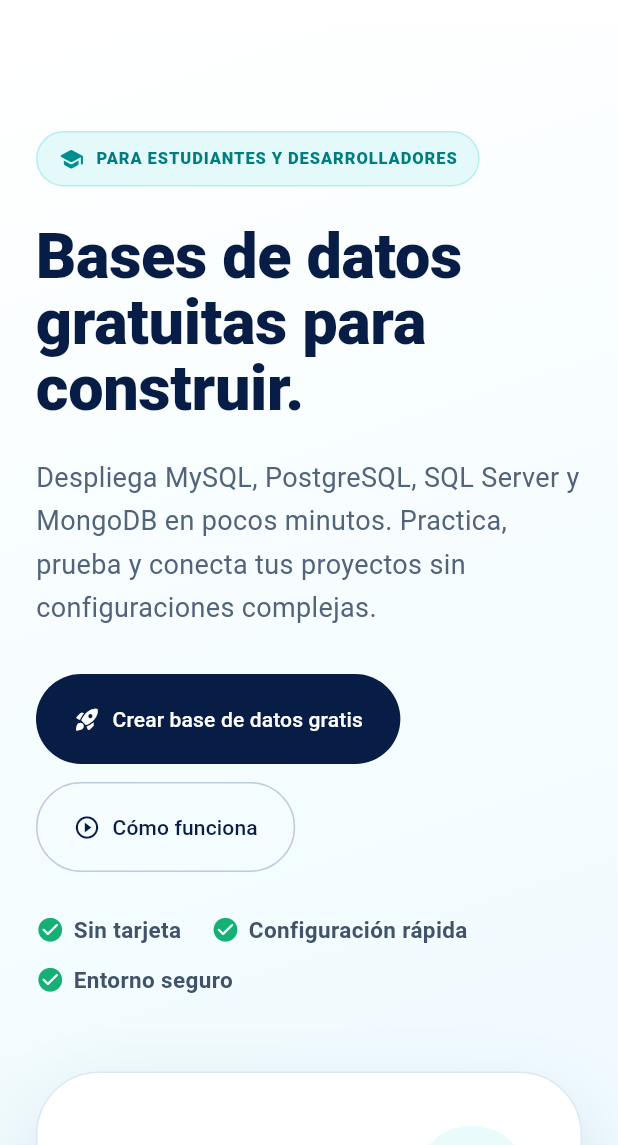
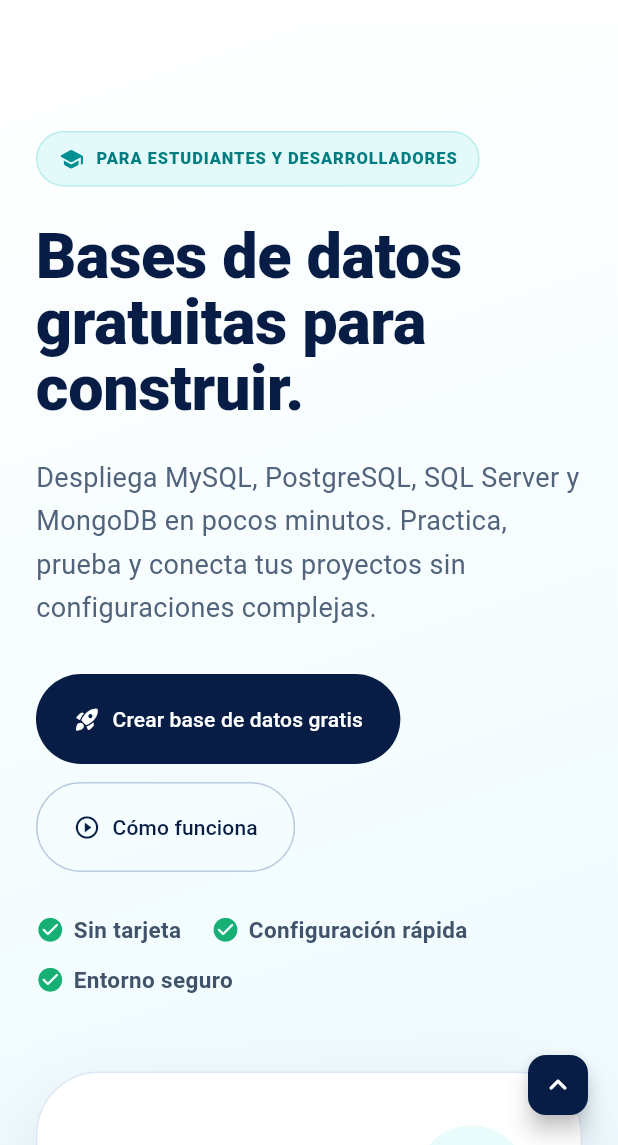
Before and after one commit to raft-consensus/frontend-landing, a Flutter app: the screen it shows after launch, on a phone screen of 412 x 824 dp, the part 91-1236 px from its top. Run offline on Flutter 3.47's test engine with Material 3 defaults, Android fonts, the phone set to English and light mode, and no system bars; our stand-ins replace flutter_riverpod, go_router, shared_preferences; missing offline and left inert: dart:html; network calls fail; Roboto replaces fonts that are missing (Arial).

Commit message:
landing al 90%

```diff
--- a/lib/src/core/routers/app_router.dart
+++ b/lib/src/core/routers/app_router.dart
@@ -15,7 +15,11 @@ import 'package:go_router/go_router.dart';
 final routerProvider = Provider<GoRouter>((ref) {
   // Notificador que avisa a GoRouter cuando cambia la sesión sin destruir la instancia
   final refreshNotifier = ValueNotifier<int>(0);
-  ref.listen<AuthState>(authProvider, (_, __) {
+
+  // Liberación de memoria cuando se destruye el provider
+  ref.onDispose(refreshNotifier.dispose);
+
+  ref.listen<AuthState>(authProvider, (previous, next) {
     refreshNotifier.value++;
   });
 
@@ -52,7 +56,7 @@ final routerProvider = Provider<GoRouter>((ref) {
       GoRoute(
         path: '/',
         name: 'landing',
-        builder: (context, state) => const LandingScreen(),
+        builder: (context, state) => LandingPage(),
       ),
       GoRoute(
         path: '/login',
--- a/lib/src/features/landing/presentation/pages/landing_page.dart
+++ b/lib/src/features/landing/presentation/pages/landing_page.dart
@@ -1,4 +1,5 @@
 import 'package:flutter/material.dart';
+import 'package:frontend_landing/src/core/theme/app_colors.dart';
 import 'package:frontend_landing/src/features/landing/presentation/widgets/benefits/benefits_section.dart';
 import 'package:frontend_landing/src/features/landing/presentation/widgets/dashboard/dashboard_section.dart';
 import 'package:frontend_landing/src/features/landing/presentation/widgets/databases/database_section.dart';
@@ -8,34 +9,96 @@ import 'package:frontend_landing/src/features/landing/presentation/widgets/foote
 import 'package:frontend_landing/src/features/landing/presentation/widgets/hero/hero_section.dart';
 import 'package:frontend_landing/src/features/landing/presentation/widgets/how_it_works/how_it_works_section.dart';
 import 'package:frontend_landing/src/features/landing/presentation/widgets/metrics/metrics_section.dart';
+import 'package:frontend_landing/src/features/landing/presentation/widgets/navigation/landing_drawer.dart';
 import 'package:frontend_landing/src/features/landing/presentation/widgets/navigation/navigation_bar_section.dart';
 import 'package:frontend_landing/src/features/landing/presentation/widgets/use_cases/use_cases_section.dart';
 
-/// Pantalla principal de la Landing Page que ensambla las secciones modularizadas.
-class LandingScreen extends StatelessWidget {
-  const LandingScreen({super.key});
+/// Pantalla principal de la Landing Page que ensambla las secciones modularizadas y coordina el scroll.
+class LandingPage extends StatelessWidget {
+  LandingPage({super.key});
+
+  // Llaves globales para ubicar la posición vertical de cada sección
+  final GlobalKey _metricsKey = GlobalKey();
+  final GlobalKey _databasesKey = GlobalKey();
+  final GlobalKey _benefitsKey = GlobalKey();
+  final GlobalKey _howItWorksKey = GlobalKey();
+  final GlobalKey _faqKey = GlobalKey();
+
+  // Controlador que rastrea y maneja la posición vertical del scroll
+  final ScrollController _scrollController = ScrollController();
+
+  /// Función auxiliar que desplaza la pantalla suavemente hasta el widget de la llave pasada
+  void _scrollToSection(GlobalKey key) {
+    final context = key.currentContext;
+    if (context != null) {
+      Scrollable.ensureVisible(
+        context,
+        duration: const Duration(milliseconds: 600),
+        curve: Curves.easeInOutCubic,
+      );
+    }
+  }
+
+  /// Función que desplaza la pantalla suavemente de regreso hasta la parte superior (Navbar)
+  void _scrollToTop() {
+    _scrollController.animateTo(
+      0.0,
+      duration: const Duration(milliseconds: 600),
+      curve: Curves.easeInOutCubic,
+    );
+  }
 
   @override
   Widget build(BuildContext context) {
-    return const Scaffold(
+    return Scaffold(
+      // Botón flotante pequeño en la esquina inferior derecha
+      floatingActionButton: FloatingActionButton.small(
+        onPressed: _scrollToTop,
+        backgroundColor: AppColors.navy,
+        foregroundColor: Colors.white,
+        tooltip: 'Volver arriba',
+        child: const Icon(Icons.keyboard_arrow_up_rounded),
+      ),
+      // Menú desplegable lateral para pantallas móviles / tablets
+      endDrawer: LandingDrawer(
+        onMetricsTap: () => _scrollToSection(_metricsKey),
+        onDatabasesTap: () => _scrollToSection(_databasesKey),
+        onBenefitsTap: () => _scrollToSection(_benefitsKey),
+        onHowItWorksTap: () => _scrollToSection(_howItWorksKey),
+        onFaqTap: () => _scrollToSection(_faqKey),
+      ),
       body: SelectionArea(
-        child: SingleChildScrollView(
-          child: Column(
-            children: [
-              NavigationBarSection(),
-              HeroSection(),
-              MetricsSection(),
-              DatabaseSection(),
-              BenefitsSection(),
-              HowItWorksSection(),
-              DashboardSection(),
-              UseCasesSection(),
-              FaqSection(),
-              FinalCtaSection(),
-              FooterSection(),
-              // A medida que modularicemos las 7 secciones restantes, las iremos integrando aquí
-            ],
-          ),
+        child: Column(
+          children: [
+            // 1. Navbar FIJO en la parte superior
+            NavigationBarSection(
+              onMetricsTap: () => _scrollToSection(_metricsKey),
+              onDatabasesTap: () => _scrollToSection(_databasesKey),
+              onBenefitsTap: () => _scrollToSection(_benefitsKey),
+              onHowItWorksTap: () => _scrollToSection(_howItWorksKey),
+              onFaqTap: () => _scrollToSection(_faqKey),
+            ),
+            // 2. Contenido desplazable debajo del Navbar
+            Expanded(
+              child: SingleChildScrollView(
+                controller: _scrollController,
+                child: Column(
+                  children: [
+                    const HeroSection(),
+                    MetricsSection(key: _metricsKey),
+                    DatabaseSection(key: _databasesKey),
+                    BenefitsSection(key: _benefitsKey),
+                    HowItWorksSection(key: _howItWorksKey),
+                    const DashboardSection(),
+                    const UseCasesSection(),
+                    FaqSection(key: _faqKey),
+                    const FinalCtaSection(),
+                    const FooterSection(),
+                  ],
+                ),
+              ),
+            ),
+          ],
         ),
       ),
     );
--- a/lib/src/features/landing/presentation/widgets/benefits/benefit_card.dart
+++ b/lib/src/features/landing/presentation/widgets/benefits/benefit_card.dart
@@ -1,5 +1,6 @@
 import 'package:flutter/material.dart';
 import 'package:frontend_landing/src/features/landing/presentation/widgets/benefits/benefit_data.dart';
+import 'package:frontend_landing/src/features/landing/presentation/widgets/common/hover_card.dart';
 
 /// Tarjeta individual translúcida para presentar un beneficio sobre fondo oscuro.
 ///
@@ -18,7 +19,9 @@ class BenefitCard extends StatelessWidget {
 
   @override
   Widget build(BuildContext context) {
-    return Container(
+    return HoverCard(
+      borderRadius: 22,
+      child: Container(
         width: width,
         padding: const EdgeInsets.all(25),
         decoration: BoxDecoration(
@@ -63,6 +66,7 @@ class BenefitCard extends StatelessWidget {
             ),
           ],
         ),
+      ),
     );
   }
 }
--- a/lib/src/features/landing/presentation/widgets/final_cta/final_cta_section.dart
+++ b/lib/src/features/landing/presentation/widgets/final_cta/final_cta_section.dart
@@ -1,5 +1,6 @@
 import 'package:flutter/material.dart';
 import 'package:frontend_landing/src/core/theme/app_colors.dart';
+import 'package:go_router/go_router.dart';
 
 /// Sección de llamado a la acción final (Final CTA).
 ///
@@ -69,7 +70,7 @@ class FinalCtaSection extends StatelessWidget {
                   alignment: WrapAlignment.center,
                   children: [
                     FilledButton.icon(
-                      onPressed: () {},
+                      onPressed: () => context.push('/register'),
                       icon: const Icon(Icons.rocket_launch_rounded),
                       label: const Text('Comenzar gratis'),
                       style: FilledButton.styleFrom(
@@ -82,7 +83,7 @@ class FinalCtaSection extends StatelessWidget {
                       ),
                     ),
                     OutlinedButton(
-                      onPressed: () {},
+                      onPressed: () {}, // pendiente
                       style: OutlinedButton.styleFrom(
                         foregroundColor: Colors.white,
                         side: const BorderSide(color: Colors.white54),
--- a/lib/src/features/landing/presentation/widgets/how_it_works/how_it_works_section.dart
+++ b/lib/src/features/landing/presentation/widgets/how_it_works/how_it_works_section.dart
@@ -4,6 +4,7 @@ import 'package:frontend_landing/src/features/landing/presentation/widgets/commo
 import 'package:frontend_landing/src/features/landing/presentation/widgets/common/section_title.dart';
 import 'package:frontend_landing/src/features/landing/presentation/widgets/how_it_works/step_card.dart';
 import 'package:frontend_landing/src/features/landing/presentation/widgets/how_it_works/step_data.dart';
+import 'package:go_router/go_router.dart';
 
 /// Sección visual que explica el proceso 'Cómo Funciona' paso a paso.
 ///
@@ -83,7 +84,7 @@ class HowItWorksSection extends StatelessWidget {
 
           // Botón de llamado a la acción al final del flujo
           FilledButton.icon(
-            onPressed: () {},
+            onPressed: () => context.push('/register'),
             icon: const Icon(Icons.rocket_launch_rounded),
             label: const Text('Crear mi primera instancia'),
             style: FilledButton.styleFrom(
--- a/lib/src/features/landing/presentation/widgets/metrics/metric_card.dart
+++ b/lib/src/features/landing/presentation/widgets/metrics/metric_card.dart
@@ -1,5 +1,6 @@
 import 'package:flutter/material.dart';
 import 'package:frontend_landing/src/core/theme/app_colors.dart';
+import 'package:frontend_landing/src/features/landing/presentation/widgets/common/hover_card.dart';
 
 /// Tarjeta individual para presentar un indicador numérico de métrica con icono y etiqueta.
 ///
@@ -22,7 +23,9 @@ class MetricCard extends StatelessWidget {
 
   @override
   Widget build(BuildContext context) {
-    return Container(
+    return HoverCard(
+      borderRadius: 16,
+      child: Container(
         width: 250,
         padding: const EdgeInsets.symmetric(horizontal: 24, vertical: 32),
         decoration: BoxDecoration(
@@ -78,6 +81,7 @@ class MetricCard extends StatelessWidget {
             ),
           ],
         ),
+      ),
     );
   }
 }
--- a/lib/src/features/landing/presentation/widgets/navigation/navigation_bar_section.dart
+++ b/lib/src/features/landing/presentation/widgets/navigation/navigation_bar_section.dart
@@ -5,41 +5,51 @@ import 'package:frontend_landing/src/features/landing/presentation/widgets/navig
 import 'package:go_router/go_router.dart';
 
 /// Barra de navegación superior (Header/Navbar) con comportamiento responsivo.
+///
+/// ¿Qué hace?: Muestra el logotipo, los enlaces a secciones con scroll y los botones de autenticación.
+/// ¿De dónde recibe datos?: Callbacks de scroll enviados desde LandingScreen.
+/// ¿Hacia dónde va / Dónde se conecta?: Incluido al inicio de LandingScreen (landing_page.dart).
 class NavigationBarSection extends StatelessWidget {
-  const NavigationBarSection({super.key});
+  const NavigationBarSection({
+    this.onMetricsTap,
+    this.onDatabasesTap,
+    this.onBenefitsTap,
+    this.onHowItWorksTap,
+    this.onFaqTap,
+    super.key,
+  });
+
+  final VoidCallback? onMetricsTap;
+  final VoidCallback? onDatabasesTap;
+  final VoidCallback? onBenefitsTap;
+  final VoidCallback? onHowItWorksTap;
+  final VoidCallback? onFaqTap;
 
   @override
   Widget build(BuildContext context) {
     return Container(
-      // Color blanco semi-transparente (96% opacidad) para dar efecto de superposición suave
-      color: Colors.white.withOpacity(0.96),
+      color: Colors.white.withValues(alpha: 0.96),
       padding: const EdgeInsets.symmetric(horizontal: 24, vertical: 14),
       child: Center(
         child: ConstrainedBox(
-          // Ancho máximo contenido a 1180px igual que las demás secciones
           constraints: const BoxConstraints(maxWidth: 1180),
           child: LayoutBuilder(
             builder: (context, constraints) {
-              // Condición responsiva: si el ancho es mayor a 850px se considera escritorio
-              final desktop = constraints.maxWidth > 850;
+              final desktop = constraints.maxWidth > 950;
 
               return Row(
                 children: [
-                  // 1. Logotipo de Raft DB ubicado a la izquierda
                   const RaftLogo(),
-
-                  // 2. Empuja los siguientes elementos completamente hacia la derecha
                   const Spacer(),
-
-                  // 3. Vista de Escritorio: Enlaces y botones directos
                   if (desktop) ...[
-                    const NavLink('Bases de datos'),
-                    const NavLink('Beneficios'),
-                    const NavLink('Cómo funciona'),
-                    const NavLink('FAQ'),
+                    NavLink('Métricas', onTap: onMetricsTap),
+                    NavLink('Bases de datos', onTap: onDatabasesTap),
+                    NavLink('Beneficios', onTap: onBenefitsTap),
+                    NavLink('Cómo funciona', onTap: onHowItWorksTap),
+                    NavLink('FAQ', onTap: onFaqTap),
                     const SizedBox(width: 16),
 
-                    // Botón secundario para Iniciar sesión
+                    // Botón secundario para Iniciar sesión (con .go como indicaste)
                     TextButton(
                       onPressed: () => context.go('/login'),
                       child: const Text('Iniciar sesión'),
@@ -47,7 +57,7 @@ class NavigationBarSection extends StatelessWidget {
 
                     const SizedBox(width: 8),
 
-                    // Botón primario relleno para Crear cuenta
+                    // Botón primario para Crear cuenta (con .go como indicaste)
                     FilledButton(
                       onPressed: () => context.go('/register'),
                       style: FilledButton.styleFrom(
@@ -61,12 +71,16 @@ class NavigationBarSection extends StatelessWidget {
                       child: const Text('Crear cuenta'),
                     ),
                   ]
-                  // 4. Vista Móvil: Muestra un menú de hamburguesa
                   else
-                    IconButton(
-                      onPressed: () {},
-                      icon: const Icon(Icons.menu_rounded),
-                      color: AppColors.navy,
+                    Builder(
+                      builder: (scaffoldContext) {
+                        return IconButton(
+                          onPressed: () =>
+                              Scaffold.of(scaffoldContext).openEndDrawer(),
+                          icon: const Icon(Icons.menu_rounded),
+                          color: AppColors.navy,
+                        );
+                      },
                     ),
                 ],
               );
--- a/lib/src/features/landing/presentation/widgets/use_cases/use_case_card.dart
+++ b/lib/src/features/landing/presentation/widgets/use_cases/use_case_card.dart
@@ -1,6 +1,7 @@
 import 'package:flutter/material.dart';
 import 'package:frontend_landing/src/core/theme/app_colors.dart';
 import 'package:frontend_landing/src/features/landing/presentation/widgets/benefits/benefit_data.dart';
+import 'package:frontend_landing/src/features/landing/presentation/widgets/common/hover_card.dart';
 
 /// Tarjeta individual para presentar un caso de uso (Estudiantes, Developers, Docentes).
 ///
@@ -19,7 +20,9 @@ class UseCaseCard extends StatelessWidget {
 
   @override
   Widget build(BuildContext context) {
-    return Container(
+    return HoverCard(
+      borderRadius: 22,
+      child: Container(
         width: width,
         padding: const EdgeInsets.all(27),
         decoration: BoxDecoration(
@@ -55,6 +58,7 @@ class UseCaseCard extends StatelessWidget {
             ),
           ],
         ),
+      ),
     );
   }
 }
```
Also changed, not shown: lib/src/features/landing/presentation/widgets/common/hover_card.dart (added, +67 -0 lines), lib/src/features/landing/presentation/widgets/databases/database_card.dart (+10 -4 lines), lib/src/features/landing/presentation/widgets/how_it_works/step_card.dart (+6 -1 lines), lib/src/features/landing/presentation/widgets/navigation/landing_drawer.dart (added, +163 -0 lines), lib/src/features/landing/presentation/widgets/navigation/nav_link.dart (+12 -6 lines). Lines whose indentation alone changed are shown as unchanged.
